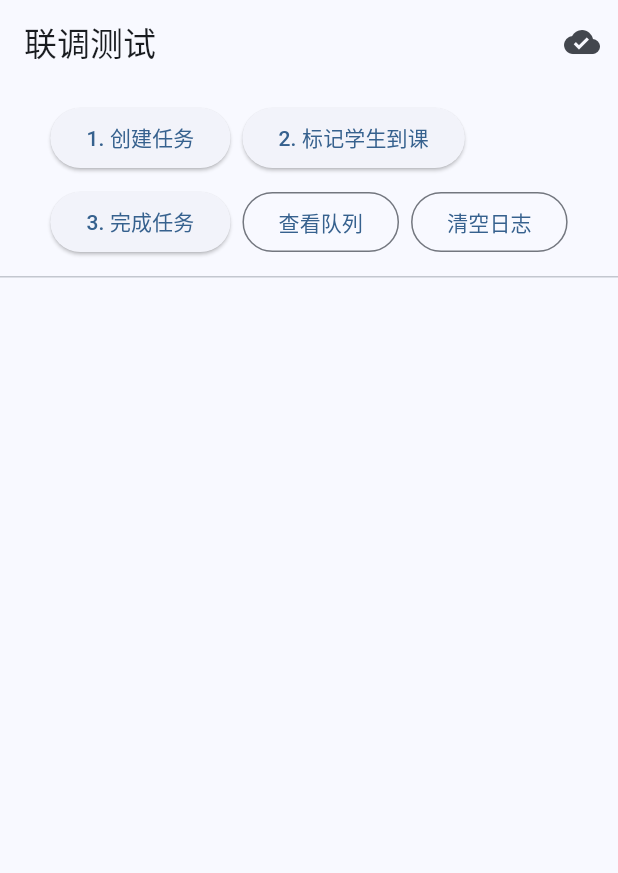
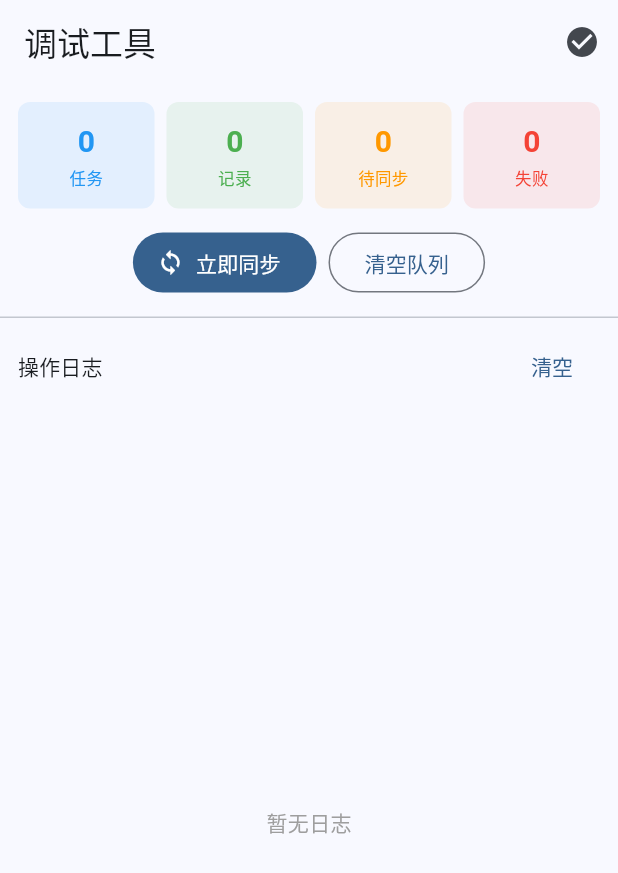
Before and after one commit to Keleoz-Cyber/LessonSearch, a Flutter app: the SyncTestPage screen opened by its route, on a phone screen of 412 x 824 dp. Shown: the top 873 px of the screen. Run offline on Flutter 3.47's test engine with Material 3 defaults, Android fonts, the phone set to English and light mode, and no system bars; our stand-ins replace dio, drift, flutter_riverpod, go_router, shared_preferences; accounts and stored records are empty; generated files the repository leaves out were written again.

Commit message:
refactor: improve debug page with practical features
- Remove development test functions (create task, mark student)
- Add statistics cards (tasks, records, pending, failed)
- Add immediate sync button
- Add retry failed items button
- Add clear sync queue button
- Add persistent operation logs
- Logs saved to SharedPreferences for bug reporting

```diff
--- a/app/lib/features/debug/sync_test_page.dart
+++ b/app/lib/features/debug/sync_test_page.dart
@@ -3,9 +3,7 @@ import 'package:flutter_riverpod/flutter_riverpod.dart';
 
 import '../../core/sync/sync_service.dart';
 import '../../shared/providers.dart';
-import '../attendance/domain/models.dart';
 
-/// 临时测试页：验证 Flutter → Drift → SyncQueue → SyncService → 服务端 的完整链路
 class SyncTestPage extends ConsumerStatefulWidget {
   const SyncTestPage({super.key});
 
@@ -14,90 +12,129 @@ class SyncTestPage extends ConsumerStatefulWidget {
 }
 
 class _SyncTestPageState extends ConsumerState<SyncTestPage> {
-  final _logs = <String>[];
-  String? _taskId;
+  List<String> _logs = [];
+  int _syncQueueCount = 0;
+  int _failedCount = 0;
+  int _taskCount = 0;
+  int _recordCount = 0;
+  bool _loading = false;
 
-  void _log(String msg) {
-    setState(() => _logs.add('[${DateTime.now().toString().substring(11, 19)}] $msg'));
+  @override
+  void initState() {
+    super.initState();
+    _loadStats();
+    _loadLogs();
   }
 
-  Future<void> _createTask() async {
+  Future<void> _loadStats() async {
     try {
-      final repo = ref.read(attendanceRepositoryProvider);
-      final task = await repo.createTask(
-        type: TaskType.rollCall,
-        classIds: [1],
-        selectedGradeId: 1,
-      );
-      _taskId = task.id;
-      _log('任务已创建: ${task.id.substring(0, 8)}...');
-      _log('已入队 SyncQueue，等待同步...');
+      final local = ref.read(attendanceLocalDSProvider);
+      final pendingItems = await local.getPendingSyncItems();
+      final failedItems = await local.getFailedSyncItems();
 
-      // 立即触发同步
-      final sync = ref.read(syncServiceProvider);
-      await sync.syncNow();
-      _log('同步完成，检查服务端数据库');
+      final db = ref.read(databaseProvider);
+      final taskCount = await (db.select(db.attendanceTasks)).get();
+      final recordCount = await (db.select(db.attendanceRecords)).get();
+
+      setState(() {
+        _syncQueueCount = pendingItems.length;
+        _failedCount = failedItems.length;
+        _taskCount = taskCount.length;
+        _recordCount = recordCount.length;
+      });
     } catch (e) {
-      _log('创建失败: $e');
+      _addLog('加载统计失败: $e', isError: true);
     }
   }
 
-  Future<void> _markStudentPresent() async {
-    if (_taskId == null) {
-      _log('请先创建任务');
-      return;
+  Future<void> _loadLogs() async {
+    final savedLogs =
+        ref.read(sharedPreferencesProvider).getStringList('debug_logs') ?? [];
+    setState(() {
+      _logs = savedLogs;
+    });
   }
+
+  void _addLog(String msg, {bool isError = false}) {
+    final timestamp = DateTime.now().toString().substring(11, 19);
+    final log = '[$timestamp] ${isError ? "❌ " : ""}$msg';
+    setState(() {
+      _logs.insert(0, log);
+      if (_logs.length > 100) _logs.removeLast();
+    });
+    _saveLogs();
+  }
+
+  Future<void> _saveLogs() async {
+    await ref
+        .read(sharedPreferencesProvider)
+        .setStringList('debug_logs', _logs);
+  }
+
+  Future<void> _syncNow() async {
+    setState(() => _loading = true);
     try {
-      final repo = ref.read(attendanceRepositoryProvider);
-      final record = await repo.createRecord(
-        taskId: _taskId!,
-        studentId: 1,
-        classId: 1,
-        status: AttendanceStatus.present,
-      );
-      _log('记录已创建: student=1, status=present, localId=${record.id}');
-
       final sync = ref.read(syncServiceProvider);
       await sync.syncNow();
-      _log('同步完成');
+      _addLog('手动同步完成');
+      await _loadStats();
     } catch (e) {
-      _log('记录失败: $e');
+      _addLog('同步失败: $e', isError: true);
+    } finally {
+      setState(() => _loading = false);
     }
   }
 
-  Future<void> _checkSyncQueue() async {
+  Future<void> _retryFailed() async {
+    if (_failedCount == 0) {
+      _addLog('没有失败记录');
+      return;
+    }
+    setState(() => _loading = true);
     try {
       final local = ref.read(attendanceLocalDSProvider);
-      final items = await local.getPendingSyncItems();
-      _log('待同步队列: ${items.length} 条');
-      for (final item in items) {
-        _log('  #${item.id} ${item.entityType}/${item.action} retry=${item.retryCount} status=${item.syncStatus}');
-      }
+      await local.retryAllFailed();
+      _addLog('已重试 $_failedCount 条失败记录');
+      await _loadStats();
     } catch (e) {
-      _log('查询失败: $e');
+      _addLog('重试失败: $e', isError: true);
+    } finally {
+      setState(() => _loading = false);
     }
   }
 
-  Future<void> _completeTask() async {
-    if (_taskId == null) {
-      _log('请先创建任务');
-      return;
+  Future<void> _clearLogs() async {
+    setState(() => _logs.clear());
+    await _saveLogs();
   }
+
+  Future<void> _clearSyncQueue() async {
+    final confirm = await showDialog<bool>(
+      context: context,
+      builder: (ctx) => AlertDialog(
+        title: const Text('确认清空'),
+        content: const Text('确定要清空同步队列吗？这不会删除本地任务数据。'),
+        actions: [
+          TextButton(
+            onPressed: () => Navigator.pop(ctx, false),
+            child: const Text('取消'),
+          ),
+          FilledButton(
+            onPressed: () => Navigator.pop(ctx, true),
+            child: const Text('确认'),
+          ),
+        ],
+      ),
+    );
+    if (confirm != true) return;
+
     try {
-      final repo = ref.read(attendanceRepositoryProvider);
-      final task = await repo.getTask(_taskId!);
-      if (task == null) {
-        _log('任务不存在');
-        return;
-      }
-      await repo.updateTaskStatus(task, status: TaskStatus.completed, phase: TaskPhase.confirming);
-      _log('任务已标记完成');
-
-      final sync = ref.read(syncServiceProvider);
-      await sync.syncNow();
-      _log('同步完成');
+      final local = ref.read(attendanceLocalDSProvider);
+      await local.clearSyncQueue();
+      _addLog('已清空同步队列');
+      await _loadStats();
     } catch (e) {
-      _log('更新失败: $e');
+      _addLog('清空失败: $e', isError: true);
     }
   }
 
@@ -107,51 +144,119 @@ class _SyncTestPageState extends ConsumerState<SyncTestPage> {
 
     return Scaffold(
       appBar: AppBar(
-        title: const Text('联调测试'),
+        title: const Text('调试工具'),
         actions: [
-          Padding(
-            padding: const EdgeInsets.only(right: 12),
-            child: Icon(
+          if (_loading)
+            const Padding(
+              padding: EdgeInsets.only(right: 16),
+              child: SizedBox(
+                width: 20,
+                height: 20,
+                child: CircularProgressIndicator(strokeWidth: 2),
+              ),
+            )
+          else
+            IconButton(
+              icon: Icon(
                 syncState == SyncState.syncing
                     ? Icons.sync
                     : syncState == SyncState.error
                     ? Icons.sync_problem
-                      : Icons.cloud_done,
+                    : Icons.check_circle,
                 color: syncState == SyncState.error ? Colors.red : null,
               ),
+              tooltip: '同步状态',
+              onPressed: () {},
             ),
         ],
       ),
       body: Column(
         children: [
+          // 统计卡片
           Padding(
             padding: const EdgeInsets.all(12),
+            child: Row(
+              children: [
+                _StatCard(label: '任务', count: _taskCount, color: Colors.blue),
+                const SizedBox(width: 8),
+                _StatCard(
+                  label: '记录',
+                  count: _recordCount,
+                  color: Colors.green,
+                ),
+                const SizedBox(width: 8),
+                _StatCard(
+                  label: '待同步',
+                  count: _syncQueueCount,
+                  color: Colors.orange,
+                ),
+                const SizedBox(width: 8),
+                _StatCard(label: '失败', count: _failedCount, color: Colors.red),
+              ],
+            ),
+          ),
+
+          // 操作按钮
+          Padding(
+            padding: const EdgeInsets.symmetric(horizontal: 12),
             child: Wrap(
               spacing: 8,
               runSpacing: 8,
               children: [
-                ElevatedButton(onPressed: _createTask, child: const Text('1. 创建任务')),
-                ElevatedButton(onPressed: _markStudentPresent, child: const Text('2. 标记学生到课')),
-                ElevatedButton(onPressed: _completeTask, child: const Text('3. 完成任务')),
-                OutlinedButton(onPressed: _checkSyncQueue, child: const Text('查看队列')),
+                FilledButton.icon(
+                  onPressed: _loading ? null : _syncNow,
+                  icon: const Icon(Icons.sync, size: 18),
+                  label: const Text('立即同步'),
+                ),
+                if (_failedCount > 0)
+                  FilledButton.icon(
+                    onPressed: _loading ? null : _retryFailed,
+                    icon: const Icon(Icons.refresh, size: 18),
+                    label: Text('重试失败 ($_failedCount)'),
+                    style: FilledButton.styleFrom(backgroundColor: Colors.red),
+                  ),
                 OutlinedButton(
-                  onPressed: () => setState(() => _logs.clear()),
-                  child: const Text('清空日志'),
+                  onPressed: _clearSyncQueue,
+                  child: const Text('清空队列'),
                 ),
               ],
             ),
           ),
+
+          const SizedBox(height: 12),
           const Divider(height: 1),
+
+          // 日志区域
+          Padding(
+            padding: const EdgeInsets.fromLTRB(12, 8, 12, 4),
+            child: Row(
+              mainAxisAlignment: MainAxisAlignment.spaceBetween,
+              children: [
+                Text('操作日志', style: Theme.of(context).textTheme.titleSmall),
+                TextButton(onPressed: _clearLogs, child: const Text('清空')),
+              ],
+            ),
+          ),
           Expanded(
-            child: ListView.builder(
-              padding: const EdgeInsets.all(12),
+            child: _logs.isEmpty
+                ? const Center(
+                    child: Text('暂无日志', style: TextStyle(color: Colors.grey)),
+                  )
+                : ListView.builder(
+                    padding: const EdgeInsets.symmetric(horizontal: 12),
                     itemCount: _logs.length,
                     itemBuilder: (context, index) {
+                      final log = _logs[index];
+                      final isError = log.contains('❌');
                       return Padding(
-                  padding: const EdgeInsets.only(bottom: 4),
+                        padding: const EdgeInsets.only(bottom: 2),
                         child: Text(
-                    _logs[index],
-                    style: const TextStyle(fontFamily: 'monospace', fontSize: 13),
+                          log,
+                          style: TextStyle(
+                            fontFamily: 'monospace',
+                            fontSize: 12,
+                            color: isError ? Colors.red : null,
+                          ),
                         ),
                       );
                     },
@@ -162,3 +267,42 @@ class _SyncTestPageState extends ConsumerState<SyncTestPage> {
     );
   }
 }
+
+class _StatCard extends StatelessWidget {
+  final String label;
+  final int count;
+  final Color color;
+
+  const _StatCard({
+    required this.label,
+    required this.count,
+    required this.color,
+  });
+
+  @override
+  Widget build(BuildContext context) {
+    return Expanded(
+      child: Container(
+        padding: const EdgeInsets.symmetric(vertical: 12),
+        decoration: BoxDecoration(
+          color: color.withValues(alpha: 0.1),
+          borderRadius: BorderRadius.circular(8),
+        ),
+        child: Column(
+          children: [
+            Text(
+              '$count',
+              style: TextStyle(
+                fontSize: 20,
+                fontWeight: FontWeight.bold,
+                color: color,
+              ),
+            ),
+            const SizedBox(height: 2),
+            Text(label, style: TextStyle(fontSize: 11, color: color)),
+          ],
+        ),
+      ),
+    );
+  }
+}
```
Also changed, not shown: app/lib/features/attendance/data/local/attendance_local_ds.dart (+26 -0 lines). Lines whose indentation alone changed are shown as unchanged.
